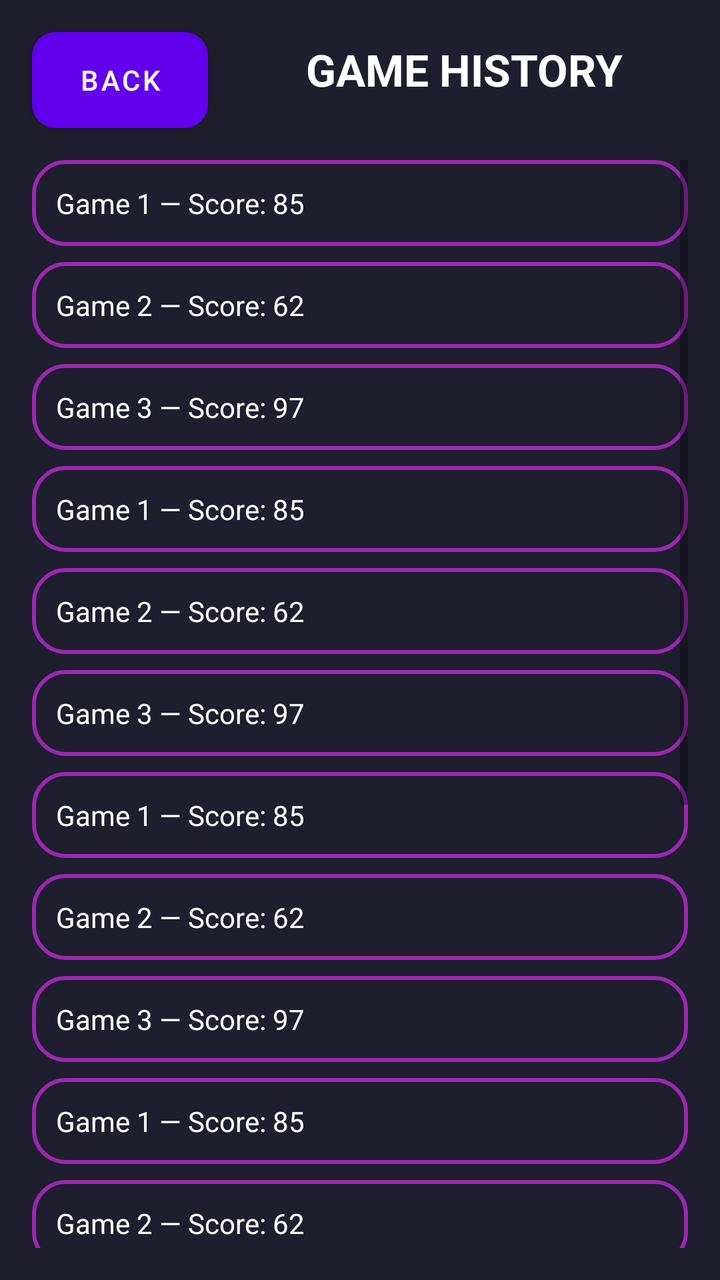
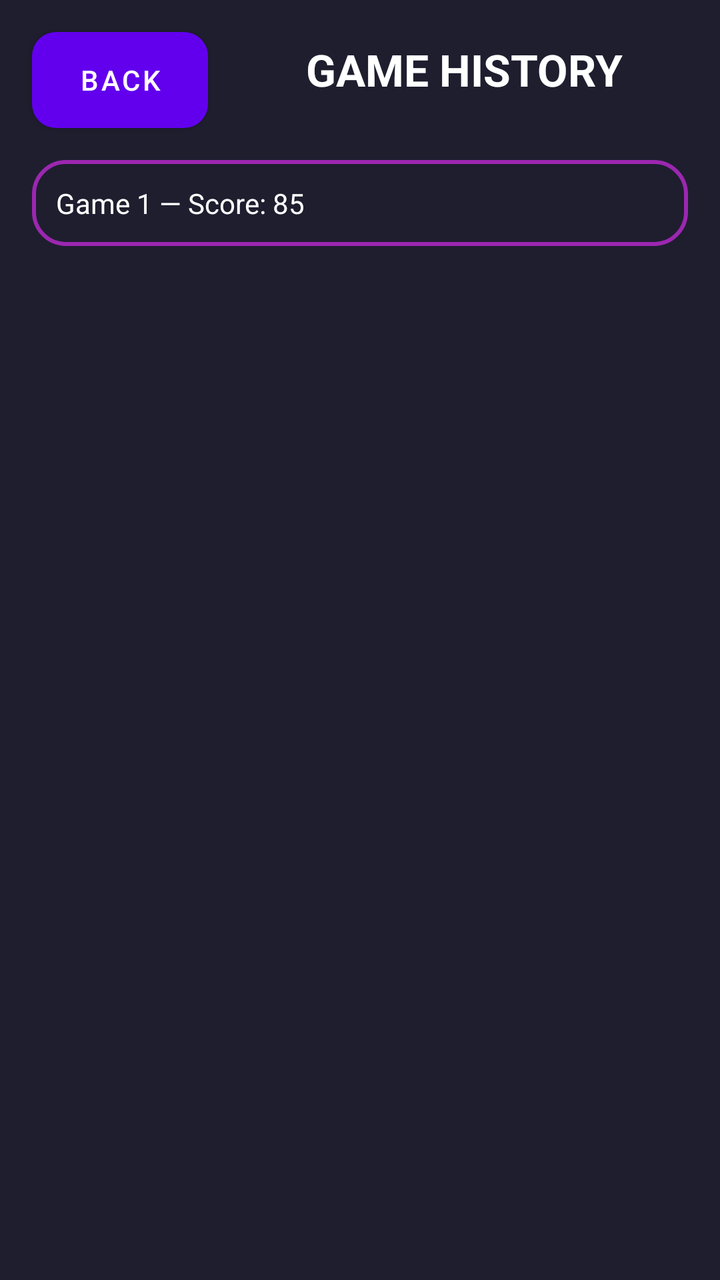

An Android layout rendered at two revisions. The XML below is the earlier revision; the diff shows what the commit changed to produce the second picture.
<!-- AndroidManifest.xml: application theme Theme.BopIt -->
<!-- res/layout/activity_history.xml -->
<?xml version="1.0" encoding="utf-8"?>
<androidx.constraintlayout.widget.ConstraintLayout
    xmlns:android="http://schemas.android.com/apk/res/android"
    xmlns:app="http://schemas.android.com/apk/res-auto"
    android:layout_width="match_parent"
    android:layout_height="match_parent"
    android:background="@color/bg_dark">

    
    <Button
        android:id="@+id/backButton"
        android:layout_width="wrap_content"
        android:layout_height="wrap_content"
        android:text="Back"
        android:background="@drawable/button_neon"
        android:textColor="@color/text_light"
        android:layout_margin="16dp"

        app:layout_constraintTop_toTopOf="parent"
        app:layout_constraintStart_toStartOf="parent"/>

    
    <TextView
        android:id="@+id/historyTitle"
        android:layout_width="wrap_content"
        android:layout_height="wrap_content"
        android:text="GAME HISTORY"
        android:textSize="22sp"
        android:textStyle="bold"
        android:textColor="@color/text_light"

        app:layout_constraintTop_toTopOf="parent"
        app:layout_constraintStart_toEndOf="@id/backButton"
        app:layout_constraintEnd_toEndOf="parent"
        android:layout_marginTop="20dp"/>

    
    <ScrollView
        android:id="@+id/historyScroll"
        android:layout_width="0dp"
        android:layout_height="0dp"
        android:layout_margin="16dp"

        app:layout_constraintTop_toBottomOf="@id/backButton"
        app:layout_constraintBottom_toBottomOf="parent"
        app:layout_constraintStart_toStartOf="parent"
        app:layout_constraintEnd_toEndOf="parent">

        <LinearLayout
            android:id="@+id/historyContainer"
            android:layout_width="match_parent"
            android:layout_height="wrap_content"
            android:orientation="vertical">

            
            <TextView
                style="@style/TextAppearance.AppCompat"
                android:layout_width="match_parent"
                android:layout_height="wrap_content"
                android:text="Game 1 — Score: 85"
                android:textColor="@color/text_light"
                android:padding="12dp"
                android:background="@drawable/panel_border"
                android:layout_marginBottom="8dp"/>

            <TextView
                android:layout_width="match_parent"
                android:layout_height="wrap_content"
                android:text="Game 2 — Score: 62"
                android:textColor="@color/text_light"
                android:padding="12dp"
                android:background="@drawable/panel_border"
                android:layout_marginBottom="8dp"/>

            <TextView
                android:layout_width="match_parent"
                android:layout_height="wrap_content"
                android:text="Game 3 — Score: 97"
                android:textColor="@color/text_light"
                android:padding="12dp"
                android:background="@drawable/panel_border"
                android:layout_marginBottom="8dp"/>

            <TextView
                style="@style/TextAppearance.AppCompat"
                android:layout_width="match_parent"
                android:layout_height="wrap_content"
                android:text="Game 1 — Score: 85"
                android:textColor="@color/text_light"
                android:padding="12dp"
                android:background="@drawable/panel_border"
                android:layout_marginBottom="8dp"/>

            <TextView
                android:layout_width="match_parent"
                android:layout_height="wrap_content"
                android:text="Game 2 — Score: 62"
                android:textColor="@color/text_light"
                android:padding="12dp"
                android:background="@drawable/panel_border"
                android:layout_marginBottom="8dp"/>

            <TextView
                android:layout_width="match_parent"
                android:layout_height="wrap_content"
                android:text="Game 3 — Score: 97"
                android:textColor="@color/text_light"
                android:padding="12dp"
                android:background="@drawable/panel_border"
                android:layout_marginBottom="8dp"/>

            <TextView
                style="@style/TextAppearance.AppCompat"
                android:layout_width="match_parent"
                android:layout_height="wrap_content"
                android:text="Game 1 — Score: 85"
                android:textColor="@color/text_light"
                android:padding="12dp"
                android:background="@drawable/panel_border"
                android:layout_marginBottom="8dp"/>

            <TextView
                android:layout_width="match_parent"
                android:layout_height="wrap_content"
                android:text="Game 2 — Score: 62"
                android:textColor="@color/text_light"
                android:padding="12dp"
                android:background="@drawable/panel_border"
                android:layout_marginBottom="8dp"/>

            <TextView
                android:layout_width="match_parent"
                android:layout_height="wrap_content"
                android:text="Game 3 — Score: 97"
                android:textColor="@color/text_light"
                android:padding="12dp"
                android:background="@drawable/panel_border"
                android:layout_marginBottom="8dp"/>

            <TextView
                style="@style/TextAppearance.AppCompat"
                android:layout_width="match_parent"
                android:layout_height="wrap_content"
                android:text="Game 1 — Score: 85"
                android:textColor="@color/text_light"
                android:padding="12dp"
                android:background="@drawable/panel_border"
                android:layout_marginBottom="8dp"/>

            <TextView
                android:layout_width="match_parent"
                android:layout_height="wrap_content"
                android:text="Game 2 — Score: 62"
                android:textColor="@color/text_light"
                android:padding="12dp"
                android:background="@drawable/panel_border"
                android:layout_marginBottom="8dp"/>

            <TextView
                android:layout_width="match_parent"
                android:layout_height="wrap_content"
                android:text="Game 3 — Score: 97"
                android:textColor="@color/text_light"
                android:padding="12dp"
                android:background="@drawable/panel_border"
                android:layout_marginBottom="8dp"/>

            <TextView
                style="@style/TextAppearance.AppCompat"
                android:layout_width="match_parent"
                android:layout_height="wrap_content"
                android:text="Game 1 — Score: 85"
                android:textColor="@color/text_light"
                android:padding="12dp"
                android:background="@drawable/panel_border"
                android:layout_marginBottom="8dp"/>

            <TextView
                android:layout_width="match_parent"
                android:layout_height="wrap_content"
                android:text="Game 2 — Score: 62"
                android:textColor="@color/text_light"
                android:padding="12dp"
                android:background="@drawable/panel_border"
                android:layout_marginBottom="8dp"/>

            <TextView
                android:layout_width="match_parent"
                android:layout_height="wrap_content"
                android:text="Game 3 — Score: 97"
                android:textColor="@color/text_light"
                android:padding="12dp"
                android:background="@drawable/panel_border"
                android:layout_marginBottom="8dp"/>

            <TextView
                style="@style/TextAppearance.AppCompat"
                android:layout_width="match_parent"
                android:layout_height="wrap_content"
                android:text="Game 1 — Score: 85"
                android:textColor="@color/text_light"
                android:padding="12dp"
                android:background="@drawable/panel_border"
                android:layout_marginBottom="8dp"/>

            <TextView
                android:layout_width="match_parent"
                android:layout_height="wrap_content"
                android:text="Game 2 — Score: 62"
                android:textColor="@color/text_light"
                android:padding="12dp"
                android:background="@drawable/panel_border"
                android:layout_marginBottom="8dp"/>

            <TextView
                android:layout_width="match_parent"
                android:layout_height="wrap_content"
                android:text="Game 3 — Score: 97"
                android:textColor="@color/text_light"
                android:padding="12dp"
                android:background="@drawable/panel_border"
                android:layout_marginBottom="8dp"/>

        </LinearLayout>

    </ScrollView>

</androidx.constraintlayout.widget.ConstraintLayout>
<!-- resources referenced by this layout -->
<resources>
  <color name="bg_dark">#1E1E2F</color>
  <color name="text_light">#FFFFFF</color>
  <!-- drawable button_neon (drawable) -->
  <?xml version="1.0" encoding="utf-8"?>
  <selector xmlns:android="http://schemas.android.com/apk/res/android">
      <item android:state_pressed="true">
          <shape>
              <solid android:color="@color/purple_light"/>
              <corners android:radius="12dp"/>
          </shape>
      </item>
  
      <item>
          <shape>
              <solid android:color="@color/purple"/>
              <corners android:radius="12dp"/>
          </shape>
      </item>
  </selector>
  <!-- drawable panel_border (drawable) -->
  <?xml version="1.0" encoding="utf-8"?>
  <shape xmlns:android="http://schemas.android.com/apk/res/android">
      <solid android:color="@android:color/transparent"/>
      <stroke
          android:width="2dp"
          android:color="@color/purple"/>
      <corners android:radius="16dp"/>
  </shape>
  <style name="Theme.BopIt" parent="Theme.MaterialComponents.DayNight.DarkActionBar">
          
          <item name="colorPrimary">@color/purple_500</item>
          <item name="colorPrimaryVariant">@color/purple_700</item>
          <item name="colorOnPrimary">@color/white</item>
          
          <item name="colorSecondary">@color/teal_200</item>
          <item name="colorSecondaryVariant">@color/teal_700</item>
          <item name="colorOnSecondary">@color/black</item>
          
          <item name="android:statusBarColor">?attr/colorPrimaryVariant</item>
          
      </style>
  <color name="purple_light">#BB86FC</color>
  <color name="purple">#9C27B0</color>
  <color name="purple_500">#FF6200EE</color>
  <color name="purple_700">#FF3700B3</color>
  <color name="white">#FFFFFFFF</color>
  <color name="teal_200">#FF03DAC5</color>
  <color name="teal_700">#FF018786</color>
  <color name="black">#FF000000</color>
</resources>

<!-- the commit's change to res/layout/activity_history.xml (unified diff, before → after) -->
@@ -63,163 +63,7 @@
                 android:background="@drawable/panel_border"
                 android:layout_marginBottom="8dp"/>
 
-            <TextView
-                android:layout_width="match_parent"
-                android:layout_height="wrap_content"
-                android:text="Game 2 — Score: 62"
-                android:textColor="@color/text_light"
-                android:padding="12dp"
-                android:background="@drawable/panel_border"
-                android:layout_marginBottom="8dp"/>
 
-            <TextView
-                android:layout_width="match_parent"
-                android:layout_height="wrap_content"
-                android:text="Game 3 — Score: 97"
-                android:textColor="@color/text_light"
-                android:padding="12dp"
-                android:background="@drawable/panel_border"
-                android:layout_marginBottom="8dp"/>
-
-            <TextView
-                style="@style/TextAppearance.AppCompat"
-                android:layout_width="match_parent"
-                android:layout_height="wrap_content"
-                android:text="Game 1 — Score: 85"
-                android:textColor="@color/text_light"
-                android:padding="12dp"
-                android:background="@drawable/panel_border"
-                android:layout_marginBottom="8dp"/>
-
-            <TextView
-                android:layout_width="match_parent"
-                android:layout_height="wrap_content"
-                android:text="Game 2 — Score: 62"
-                android:textColor="@color/text_light"
-                android:padding="12dp"
-                android:background="@drawable/panel_border"
-                android:layout_marginBottom="8dp"/>
-
-            <TextView
-                android:layout_width="match_parent"
-                android:layout_height="wrap_content"
-                android:text="Game 3 — Score: 97"
-                android:textColor="@color/text_light"
-                android:padding="12dp"
-                android:background="@drawable/panel_border"
-                android:layout_marginBottom="8dp"/>
-
-            <TextView
-                style="@style/TextAppearance.AppCompat"
-                android:layout_width="match_parent"
-                android:layout_height="wrap_content"
-                android:text="Game 1 — Score: 85"
-                android:textColor="@color/text_light"
-                android:padding="12dp"
-                android:background="@drawable/panel_border"
-                android:layout_marginBottom="8dp"/>
-
-            <TextView
-                android:layout_width="match_parent"
-                android:layout_height="wrap_content"
-                android:text="Game 2 — Score: 62"
-                android:textColor="@color/text_light"
-                android:padding="12dp"
-                android:background="@drawable/panel_border"
-                android:layout_marginBottom="8dp"/>
-
-            <TextView
-                android:layout_width="match_parent"
-                android:layout_height="wrap_content"
-                android:text="Game 3 — Score: 97"
-                android:textColor="@color/text_light"
-                android:padding="12dp"
-                android:background="@drawable/panel_border"
-                android:layout_marginBottom="8dp"/>
-
-            <TextView
-                style="@style/TextAppearance.AppCompat"
-                android:layout_width="match_parent"
-                android:layout_height="wrap_content"
-                android:text="Game 1 — Score: 85"
-                android:textColor="@color/text_light"
-                android:padding="12dp"
-                android:background="@drawable/panel_border"
-                android:layout_marginBottom="8dp"/>
-
-            <TextView
-                android:layout_width="match_parent"
-                android:layout_height="wrap_content"
-                android:text="Game 2 — Score: 62"
-                android:textColor="@color/text_light"
-                android:padding="12dp"
-                android:background="@drawable/panel_border"
-                android:layout_marginBottom="8dp"/>
-
-            <TextView
-                android:layout_width="match_parent"
-                android:layout_height="wrap_content"
-                android:text="Game 3 — Score: 97"
-                android:textColor="@color/text_light"
-                android:padding="12dp"
-                android:background="@drawable/panel_border"
-                android:layout_marginBottom="8dp"/>
-
-            <TextView
-                style="@style/TextAppearance.AppCompat"
-                android:layout_width="match_parent"
-                android:layout_height="wrap_content"
-                android:text="Game 1 — Score: 85"
-                android:textColor="@color/text_light"
-                android:padding="12dp"
-                android:background="@drawable/panel_border"
-                android:layout_marginBottom="8dp"/>
-
-            <TextView
-                android:layout_width="match_parent"
-                android:layout_height="wrap_content"
-                android:text="Game 2 — Score: 62"
-                android:textColor="@color/text_light"
-                android:padding="12dp"
-                android:background="@drawable/panel_border"
-                android:layout_marginBottom="8dp"/>
-
-            <TextView
-                android:layout_width="match_parent"
-                android:layout_height="wrap_content"
-                android:text="Game 3 — Score: 97"
-                android:textColor="@color/text_light"
-                android:padding="12dp"
-                android:background="@drawable/panel_border"
-                android:layout_marginBottom="8dp"/>
-
-            <TextView
-                style="@style/TextAppearance.AppCompat"
-                android:layout_width="match_parent"
-                android:layout_height="wrap_content"
-                android:text="Game 1 — Score: 85"
-                android:textColor="@color/text_light"
-                android:padding="12dp"
-                android:background="@drawable/panel_border"
-                android:layout_marginBottom="8dp"/>
-
-            <TextView
-                android:layout_width="match_parent"
-                android:layout_height="wrap_content"
-                android:text="Game 2 — Score: 62"
-                android:textColor="@color/text_light"
-                android:padding="12dp"
-                android:background="@drawable/panel_border"
-                android:layout_marginBottom="8dp"/>
-
-            <TextView
-                android:layout_width="match_parent"
-                android:layout_height="wrap_content"
-                android:text="Game 3 — Score: 97"
-                android:textColor="@color/text_light"
-                android:padding="12dp"
-                android:background="@drawable/panel_border"
-                android:layout_marginBottom="8dp"/>
 
         </LinearLayout>
 
